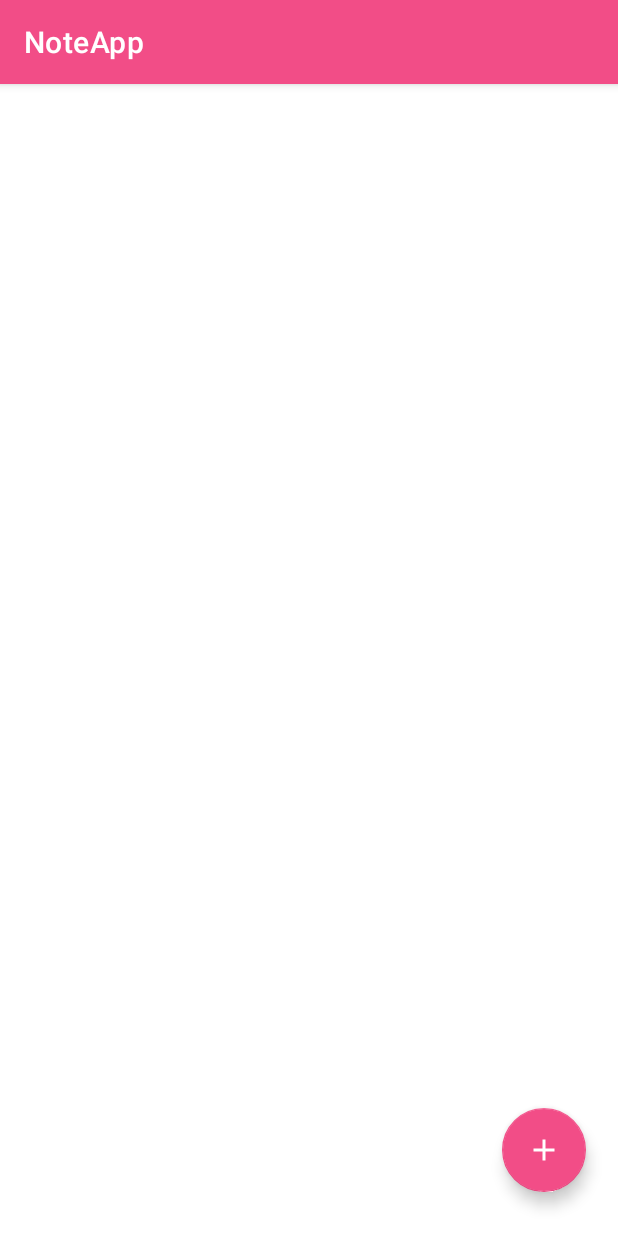
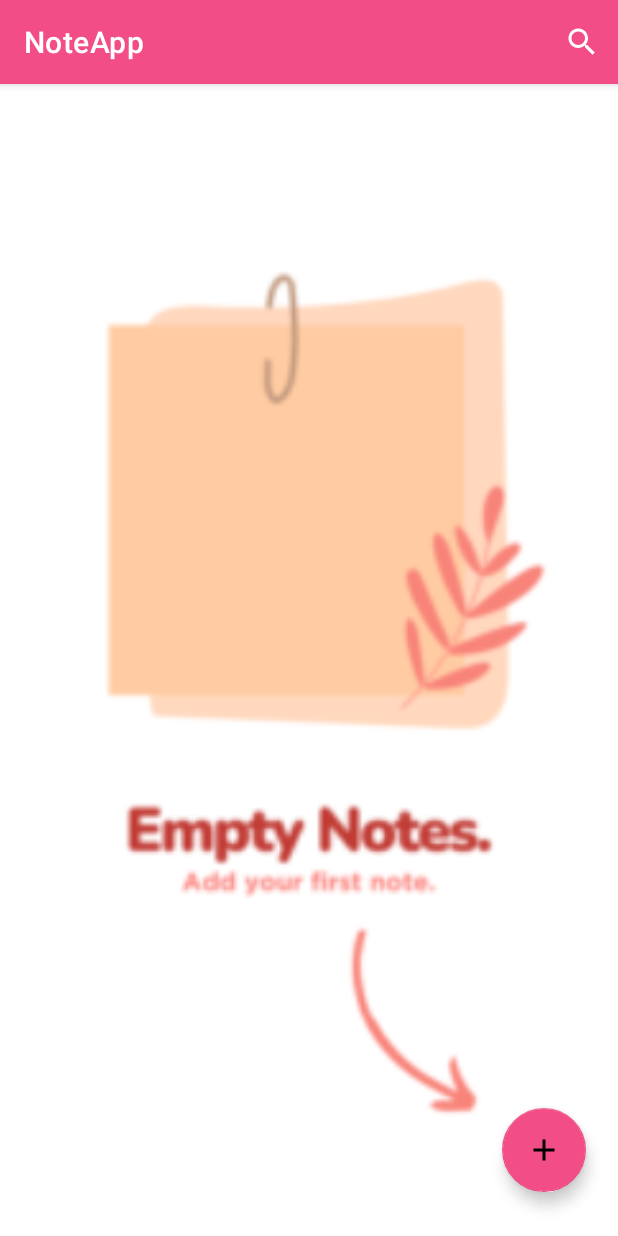
Before and after one commit to alexandra-marin29/Note-taking-Application, an Android app: the screen it shows after launch (MainActivity), on a phone screen of 412 x 824 dp. Run offline under Robolectric (Android 15) with nearby library versions, the phone set to English and light mode, and no system bars; our stand-ins replace Room's generated code, data binding.

Commit message:
Implemented fragments

```diff
--- a/NoteApp/app/build.gradle.kts
+++ b/NoteApp/app/build.gradle.kts
@@ -8,12 +8,12 @@ plugins {
 
 android {
     namespace = "com.example.noteapp"
-    compileSdk = 34
+    compileSdk = 35
 
     defaultConfig {
         applicationId = "com.example.noteapp"
         minSdk = 26
-        targetSdk = 34
+        targetSdk = 35
         versionCode = 1
         versionName = "1.0"
 
--- a/NoteApp/app/src/main/java/com/example/noteapp/fragments/HomeFragment.kt
+++ b/NoteApp/app/src/main/java/com/example/noteapp/fragments/HomeFragment.kt
@@ -1,60 +1,127 @@
 package com.example.noteapp.fragments
 
 import android.os.Bundle
-import androidx.fragment.app.Fragment
 import android.view.LayoutInflater
+import android.view.Menu
+import android.view.MenuInflater
+import android.view.MenuItem
 import android.view.View
 import android.view.ViewGroup
+import androidx.appcompat.widget.SearchView
+import androidx.core.view.MenuHost
+import androidx.core.view.MenuProvider
+import androidx.lifecycle.Lifecycle
+import androidx.fragment.app.Fragment
+import androidx.navigation.findNavController
+import androidx.recyclerview.widget.StaggeredGridLayoutManager
+import com.example.noteapp.MainActivity
 import com.example.noteapp.R
+import com.example.noteapp.adapter.NoteAdapter
+import com.example.noteapp.databinding.FragmentHomeBinding
+import com.example.noteapp.model.Note
+import com.example.noteapp.viewmodel.NoteViewModel
 
-// TODO: Rename parameter arguments, choose names that match
-// the fragment initialization parameters, e.g. ARG_ITEM_NUMBER
-private const val ARG_PARAM1 = "param1"
-private const val ARG_PARAM2 = "param2"
+class HomeFragment : Fragment(R.layout.fragment_home), SearchView.OnQueryTextListener, MenuProvider{
 
-/**
- * A simple [Fragment] subclass.
- * Use the [HomeFragment.newInstance] factory method to
- * create an instance of this fragment.
- */
-class HomeFragment : Fragment() {
-    // TODO: Rename and change types of parameters
-    private var param1: String? = null
-    private var param2: String? = null
+    private var homeBinding: FragmentHomeBinding? = null
+    private val binding get() = homeBinding!!
 
-    override fun onCreate(savedInstanceState: Bundle?) {
-        super.onCreate(savedInstanceState)
-        arguments?.let {
-            param1 = it.getString(ARG_PARAM1)
-            param2 = it.getString(ARG_PARAM2)
-        }
-    }
+    private lateinit var notesViewModel: NoteViewModel
+    private lateinit var noteAdapter: NoteAdapter
 
     override fun onCreateView(
         inflater: LayoutInflater, container: ViewGroup?,
         savedInstanceState: Bundle?
     ): View? {
         // Inflate the layout for this fragment
-        return inflater.inflate(R.layout.fragment_home, container, false)
+        homeBinding = FragmentHomeBinding.inflate(inflater,container, false)
+        return binding.root
+
     }
 
-    companion object {
-        /**
-         * Use this factory method to create a new instance of
-         * this fragment using the provided parameters.
-         *
-         * @param param1 Parameter 1.
-         * @param param2 Parameter 2.
-         * @return A new instance of fragment HomeFragment.
-         */
-        // TODO: Rename and change types and number of parameters
-        @JvmStatic
-        fun newInstance(param1: String, param2: String) =
-            HomeFragment().apply {
-                arguments = Bundle().apply {
-                    putString(ARG_PARAM1, param1)
-                    putString(ARG_PARAM2, param2)
-                }
+    override fun onViewCreated(view: View, savedInstanceState: Bundle?) {
+        super.onViewCreated(view, savedInstanceState)
+        val menuHost: MenuHost = requireActivity()
+        menuHost.addMenuProvider( this, viewLifecycleOwner,Lifecycle.State.RESUMED )
+
+        notesViewModel = (activity as MainActivity).noteViewModel
+        setupHomeRecyclerView()
+
+        binding.addNoteFab.setOnClickListener {
+            it.findNavController().navigate(R.id.action_homeFragment_to_addNoteFragment)
+
+        }
+    }
+
+    private fun updateUI(note: List<Note>?){
+        if(note!=null)
+        {
+            if(note.isNotEmpty()){
+                binding.emptyNotesImage.visibility = View.GONE
+                binding.homeRecyclerView.visibility = View.GONE
+
             }
+            else
+            {
+                binding.emptyNotesImage.visibility = View.VISIBLE
+                binding.homeRecyclerView.visibility = View.GONE
+
+            }
+        }
     }
+
+    private fun setupHomeRecyclerView(){
+        noteAdapter = NoteAdapter()
+        binding.homeRecyclerView.apply {
+            layoutManager = StaggeredGridLayoutManager(2, StaggeredGridLayoutManager.VERTICAL)
+            setHasFixedSize(true)
+            adapter = noteAdapter
+        }
+        activity?.let {
+            notesViewModel.getAllNotes().observe(viewLifecycleOwner){note->
+                noteAdapter.differ.submitList(note)
+                updateUI(note)
+
+            }
+        }
+    }
+
+    private fun searchNote(query:String?){
+        val searchQuery = "%$query"
+
+        notesViewModel.searchNote(searchQuery).observe(this){list ->
+            noteAdapter.differ.submitList(list)
+        }
+    }
+
+
+    override fun onQueryTextSubmit(query: String?): Boolean {
+        return false
+    }
+
+    override fun onQueryTextChange(newText: String?): Boolean {
+        if(newText != null){
+            searchNote(newText)
+        }
+        return true;
+    }
+
+    override fun onDestroy() {
+        super.onDestroy()
+        homeBinding = null
+    }
+    override fun onCreateMenu(menu: Menu, menuInflater: MenuInflater) {
+        menu.clear()
+        menuInflater.inflate(R.menu.home_menu, menu)
+
+        val menuSearch = menu.findItem(R.id.searchMenu).actionView as SearchView
+        menuSearch.isSubmitButtonEnabled = false
+        menuSearch.setOnQueryTextListener(this)
+
+    }
+
+    override fun onMenuItemSelected(menuItem: MenuItem): Boolean {
+        return false
+    }
+
 }
--- a/NoteApp/app/src/main/res/layout/fragment_home.xml
+++ b/NoteApp/app/src/main/res/layout/fragment_home.xml
@@ -9,6 +9,18 @@
         android:layout_height="match_parent"
         tools:context=".HomeFragment">
 
+        <!-- SearchView Adăugat -->
+        <androidx.appcompat.widget.SearchView
+            android:id="@+id/searchView"
+            android:layout_width="0dp"
+            android:layout_height="wrap_content"
+            android:queryHint="Caută note..."
+            app:layout_constraintTop_toTopOf="parent"
+            app:layout_constraintStart_toStartOf="parent"
+            app:layout_constraintEnd_toEndOf="parent"
+            android:layout_margin="16dp" />
+
+        <!-- FloatingActionButton -->
         <com.google.android.material.floatingactionbutton.FloatingActionButton
             android:id="@+id/addNoteFab"
             android:layout_width="wrap_content"
@@ -17,28 +29,35 @@
             android:layout_marginBottom="28dp"
             android:backgroundTint="@color/pink"
             android:clickable="true"
-            android:contentDescription="image"
-            android:tintMode="@color/white"
+            android:contentDescription="Adaugă notă"
+            android:tint="@color/white"
             app:layout_constraintBottom_toBottomOf="parent"
             app:layout_constraintEnd_toEndOf="parent"
             app:srcCompat="@drawable/baseline_add_24" />
 
+        <!-- RecyclerView -->
         <androidx.recyclerview.widget.RecyclerView
             android:id="@+id/homeRecyclerView"
+            android:layout_width="0dp"
+            android:layout_height="0dp"
+            android:visibility="gone"
+            app:layout_constraintTop_toBottomOf="@id/searchView"
+            app:layout_constraintBottom_toBottomOf="parent"
+            app:layout_constraintStart_toStartOf="parent"
+            app:layout_constraintEnd_toEndOf="parent"
+            android:layout_margin="16dp" />
+
+        <!-- ImageView pentru starea fără note -->
+        <ImageView
+            android:id="@+id/emptyNotesImage"
             android:layout_width="match_parent"
             android:layout_height="match_parent"
             android:visibility="gone"
+            android:src="@drawable/emptybkg"
+            app:layout_constraintTop_toTopOf="parent"
             app:layout_constraintBottom_toBottomOf="parent"
-            app:layout_constraintEnd_toEndOf="parent"
             app:layout_constraintStart_toStartOf="parent"
-            app:layout_constraintTop_toTopOf="parent" />
-
-        <ImageView
-            android:layout_width="match_parent"
-            android:layout_height="match_parent"
-            android:id="@+id/emptyNotesImage"
-            android:visibility="gone"
-            android:src="@drawable/emptybkg"/>
+            app:layout_constraintEnd_toEndOf="parent" />
 
     </androidx.constraintlayout.widget.ConstraintLayout>
 </layout>
--- a/NoteApp/app/src/main/res/navigation/nav_graph.xml
+++ b/NoteApp/app/src/main/res/navigation/nav_graph.xml
@@ -39,9 +39,6 @@
             android:name = "note"
             app:argType="com.example.noteapp.model.Note"
             app:nullable="true"/>
-        <argument
-            android:name="note"
-            app:argType="com.example.noteapp.model.Note"
-            app:nullable="true" />
+
     </fragment>
 </navigation>
```
Also changed, not shown: NoteApp/app/src/main/java/com/example/noteapp/fragments/AddNoteFragment.kt (+72 -38 lines), NoteApp/app/src/main/java/com/example/noteapp/fragments/EditNoteFragment.kt (+84 -38 lines).
